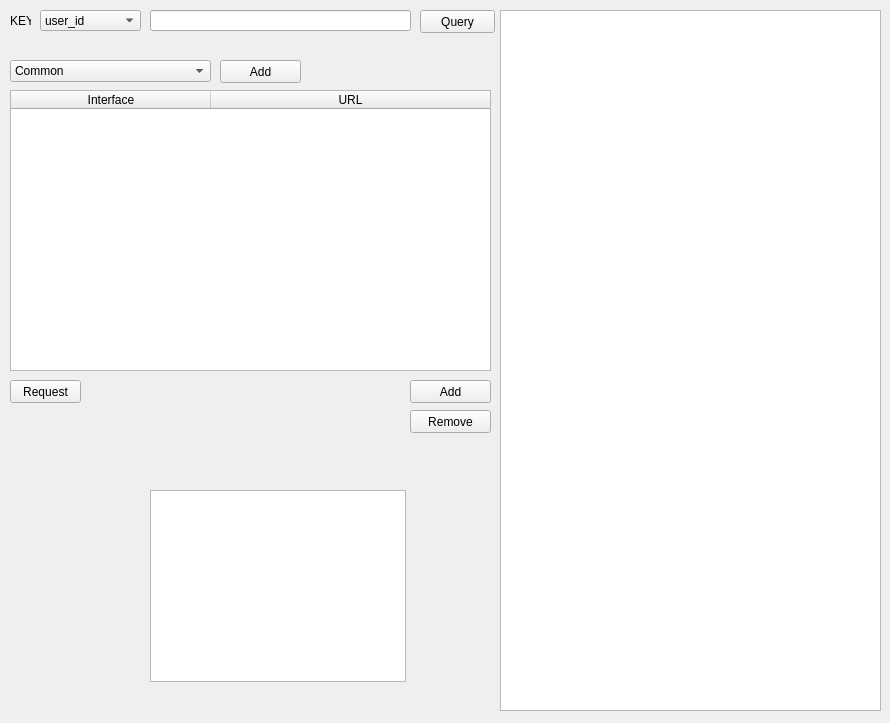
This is layout.ui in kakaacac/HubaoTestToolkit as Qt 5 draws it before an edit. The edited form follows.
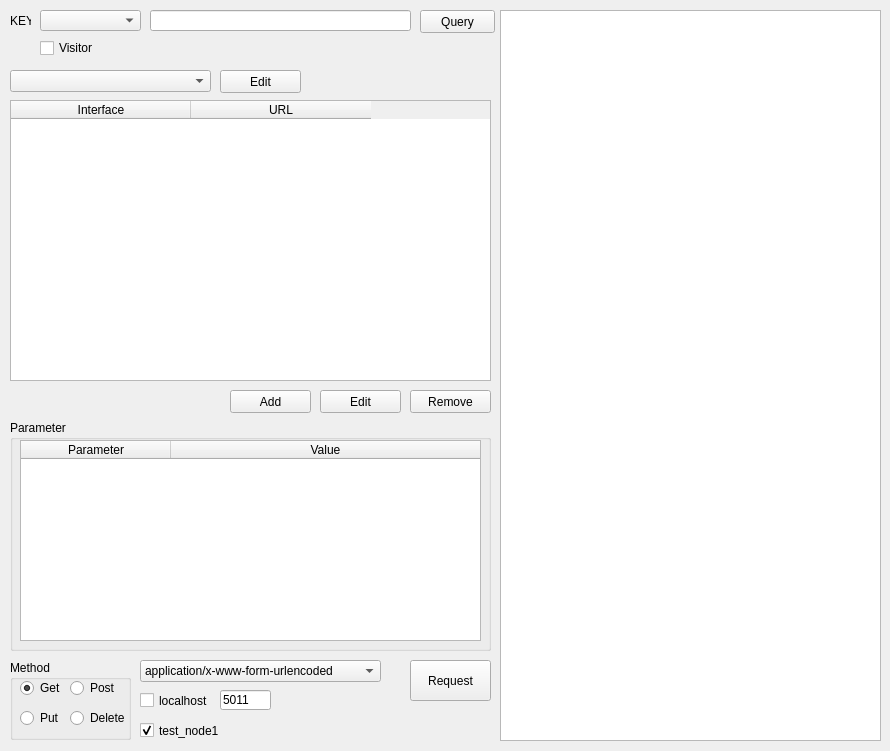
This is the edited form.

The edit to the form file:
```diff
--- a/layout.ui
+++ b/layout.ui
@@ -7,7 +7,7 @@
     <x>0</x>
     <y>0</y>
     <width>890</width>
-    <height>723</height>
+    <height>751</height>
    </rect>
   </property>
   <property name="font">
@@ -25,7 +25,7 @@
      <x>500</x>
      <y>10</y>
      <width>381</width>
-     <height>701</height>
+     <height>731</height>
     </rect>
    </property>
   </widget>
@@ -38,26 +38,6 @@
      <height>21</height>
     </rect>
    </property>
-   <item>
-    <property name="text">
-     <string>user_id</string>
-    </property>
-   </item>
-   <item>
-    <property name="text">
-     <string>user_id (int)</string>
-    </property>
-   </item>
-   <item>
-    <property name="text">
-     <string>room_id</string>
-    </property>
-   </item>
-   <item>
-    <property name="text">
-     <string>nickname</string>
-    </property>
-   </item>
   </widget>
   <widget class="QLabel" name="Label">
    <property name="geometry">
@@ -100,10 +80,10 @@
   <widget class="QPushButton" name="Request">
    <property name="geometry">
     <rect>
-     <x>10</x>
-     <y>380</y>
-     <width>71</width>
-     <height>23</height>
+     <x>410</x>
+     <y>660</y>
+     <width>81</width>
+     <height>41</height>
     </rect>
    </property>
    <property name="text">
@@ -124,11 +104,20 @@
    <property name="geometry">
     <rect>
      <x>10</x>
-     <y>90</y>
+     <y>100</y>
      <width>481</width>
      <height>281</height>
     </rect>
    </property>
+   <property name="lineWidth">
+    <number>1</number>
+   </property>
+   <property name="horizontalScrollBarPolicy">
+    <enum>Qt::ScrollBarAsNeeded</enum>
+   </property>
+   <property name="autoScroll">
+    <bool>true</bool>
+   </property>
    <property name="editTriggers">
     <set>QAbstractItemView::NoEditTriggers</set>
    </property>
@@ -142,10 +131,19 @@
     <bool>false</bool>
    </attribute>
    <attribute name="horizontalHeaderDefaultSectionSize">
-    <number>200</number>
+    <number>180</number>
+   </attribute>
+   <attribute name="horizontalHeaderShowSortIndicator" stdset="0">
+    <bool>false</bool>
    </attribute>
    <attribute name="horizontalHeaderStretchLastSection">
-    <bool>true</bool>
+    <bool>false</bool>
+   </attribute>
+   <attribute name="verticalHeaderVisible">
+    <bool>false</bool>
+   </attribute>
+   <attribute name="verticalHeaderShowSortIndicator" stdset="0">
+    <bool>false</bool>
    </attribute>
    <column>
     <property name="text">
@@ -162,62 +160,17 @@
    <property name="geometry">
     <rect>
      <x>10</x>
-     <y>60</y>
+     <y>70</y>
      <width>201</width>
      <height>22</height>
     </rect>
    </property>
-   <item>
-    <property name="text">
-     <string>Common</string>
-    </property>
-   </item>
-   <item>
-    <property name="text">
-     <string>Compere</string>
-    </property>
-   </item>
-   <item>
-    <property name="text">
-     <string>Content</string>
-    </property>
-   </item>
-   <item>
-    <property name="text">
-     <string>Mate</string>
-    </property>
-   </item>
-   <item>
-    <property name="text">
-     <string>Payment</string>
-    </property>
-   </item>
-   <item>
-    <property name="text">
-     <string>Property</string>
-    </property>
-   </item>
-   <item>
-    <property name="text">
-     <string>Room</string>
-    </property>
-   </item>
-   <item>
-    <property name="text">
-     <string>Support</string>
-    </property>
-   </item>
-   <item>
-    <property name="text">
-     <string>User</string>
-    </property>
-   </item>
   </widget>
   <widget class="QPushButton" name="Add_api">
    <property name="geometry">
     <rect>
-     <x>410</x>
-     <y>380</y>
+     <x>230</x>
+     <y>390</y>
      <width>81</width>
      <height>23</height>
     </rect>
@@ -230,20 +183,20 @@
    <property name="geometry">
     <rect>
      <x>220</x>
-     <y>60</y>
+     <y>70</y>
      <width>81</width>
      <height>23</height>
     </rect>
    </property>
    <property name="text">
-    <string>Add</string>
+    <string>Edit</string>
    </property>
   </widget>
   <widget class="QPushButton" name="Remove_api">
    <property name="geometry">
     <rect>
      <x>410</x>
-     <y>410</y>
+     <y>390</y>
      <width>81</width>
      <height>23</height>
     </rect>
@@ -251,15 +204,224 @@
    <property name="text">
     <string>Remove</string>
    </property>
+   <property name="autoDefault">
+    <bool>false</bool>
+   </property>
+   <property name="default">
+    <bool>false</bool>
+   </property>
+   <property name="flat">
+    <bool>false</bool>
+   </property>
   </widget>
-  <widget class="QTableView" name="tableView">
+  <widget class="QPushButton" name="Edit_api">
    <property name="geometry">
     <rect>
-     <x>150</x>
-     <y>490</y>
-     <width>256</width>
-     <height>192</height>
+     <x>320</x>
+     <y>390</y>
+     <width>81</width>
+     <height>23</height>
     </rect>
+   </property>
+   <property name="text">
+    <string>Edit</string>
+   </property>
+  </widget>
+  <widget class="QGroupBox" name="Parameter">
+   <property name="geometry">
+    <rect>
+     <x>10</x>
+     <y>420</y>
+     <width>481</width>
+     <height>231</height>
+    </rect>
+   </property>
+   <property name="title">
+    <string>Parameter</string>
+   </property>
+   <widget class="QTableWidget" name="Param_table">
+    <property name="geometry">
+     <rect>
+      <x>10</x>
+      <y>20</y>
+      <width>461</width>
+      <height>201</height>
+     </rect>
+    </property>
+    <property name="editTriggers">
+     <set>QAbstractItemView::DoubleClicked|QAbstractItemView::EditKeyPressed</set>
+    </property>
+    <property name="dragEnabled">
+     <bool>true</bool>
+    </property>
+    <property name="dragDropOverwriteMode">
+     <bool>false</bool>
+    </property>
+    <attribute name="horizontalHeaderDefaultSectionSize">
+     <number>150</number>
+    </attribute>
+    <attribute name="horizontalHeaderStretchLastSection">
+     <bool>true</bool>
+    </attribute>
+    <attribute name="verticalHeaderVisible">
+     <bool>false</bool>
+    </attribute>
+    <column>
+     <property name="text">
+      <string>Parameter</string>
+     </property>
+    </column>
+    <column>
+     <property name="text">
+      <string>Value</string>
+     </property>
+    </column>
+   </widget>
+  </widget>
+  <widget class="QGroupBox" name="Method">
+   <property name="geometry">
+    <rect>
+     <x>10</x>
+     <y>660</y>
+     <width>121</width>
+     <height>80</height>
+    </rect>
+   </property>
+   <property name="title">
+    <string>Method</string>
+   </property>
+   <widget class="QRadioButton" name="Get_button">
+    <property name="geometry">
+     <rect>
+      <x>10</x>
+      <y>20</y>
+      <width>61</width>
+      <height>16</height>
+     </rect>
+    </property>
+    <property name="text">
+     <string>Get</string>
+    </property>
+    <property name="checked">
+     <bool>true</bool>
+    </property>
+   </widget>
+   <widget class="QRadioButton" name="Put_button">
+    <property name="geometry">
+     <rect>
+      <x>10</x>
+      <y>50</y>
+      <width>61</width>
+      <height>16</height>
+     </rect>
+    </property>
+    <property name="text">
+     <string>Put</string>
+    </property>
+   </widget>
+   <widget class="QRadioButton" name="Delete_button">
+    <property name="geometry">
+     <rect>
+      <x>60</x>
+      <y>50</y>
+      <width>61</width>
+      <height>16</height>
+     </rect>
+    </property>
+    <property name="text">
+     <string>Delete</string>
+    </property>
+   </widget>
+   <widget class="QRadioButton" name="Post_button">
+    <property name="geometry">
+     <rect>
+      <x>60</x>
+      <y>20</y>
+      <width>61</width>
+      <height>16</height>
+     </rect>
+    </property>
+    <property name="text">
+     <string>Post</string>
+    </property>
+    <property name="autoExclusive">
+     <bool>true</bool>
+    </property>
+   </widget>
+  </widget>
+  <widget class="QCheckBox" name="Localhost">
+   <property name="geometry">
+    <rect>
+     <x>140</x>
+     <y>690</y>
+     <width>71</width>
+     <height>21</height>
+    </rect>
+   </property>
+   <property name="text">
+    <string>localhost</string>
+   </property>
+  </widget>
+  <widget class="QCheckBox" name="Testnode1">
+   <property name="geometry">
+    <rect>
+     <x>140</x>
+     <y>720</y>
+     <width>81</width>
+     <height>21</height>
+    </rect>
+   </property>
+   <property name="text">
+    <string>test_node1</string>
+   </property>
+   <property name="checked">
+    <bool>true</bool>
+   </property>
+  </widget>
+  <widget class="QComboBox" name="ContentType">
+   <property name="geometry">
+    <rect>
+     <x>140</x>
+     <y>660</y>
+     <width>241</width>
+     <height>22</height>
+    </rect>
+   </property>
+   <item>
+    <property name="text">
+     <string>application/x-www-form-urlencoded</string>
+    </property>
+   </item>
+   <item>
+    <property name="text">
+     <string>application/json</string>
+    </property>
+   </item>
+  </widget>
+  <widget class="QLineEdit" name="Localhost_port">
+   <property name="geometry">
+    <rect>
+     <x>220</x>
+     <y>690</y>
+     <width>51</width>
+     <height>20</height>
+    </rect>
+   </property>
+   <property name="text">
+    <string>5011</string>
+   </property>
+  </widget>
+  <widget class="QCheckBox" name="Visitor">
+   <property name="geometry">
+    <rect>
+     <x>40</x>
+     <y>40</y>
+     <width>71</width>
+     <height>16</height>
+    </rect>
+   </property>
+   <property name="text">
+    <string>Visitor</string>
    </property>
   </widget>
  </widget>
```
Left out of the diff: 19 changed lines with no effect on the pictures.
